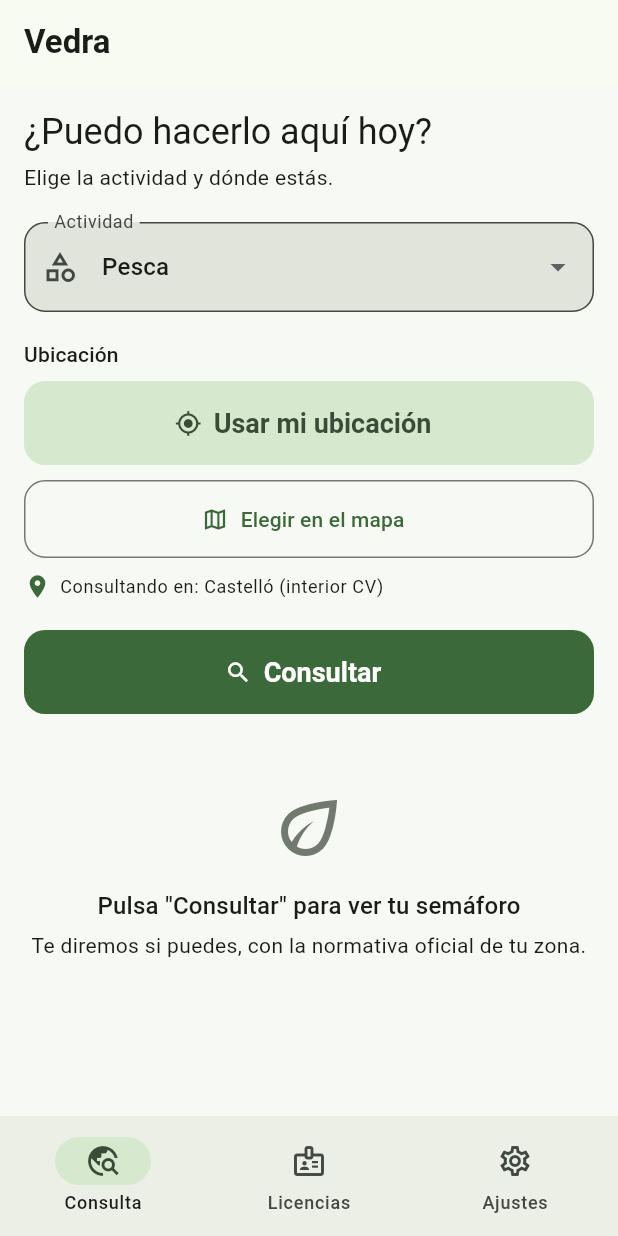
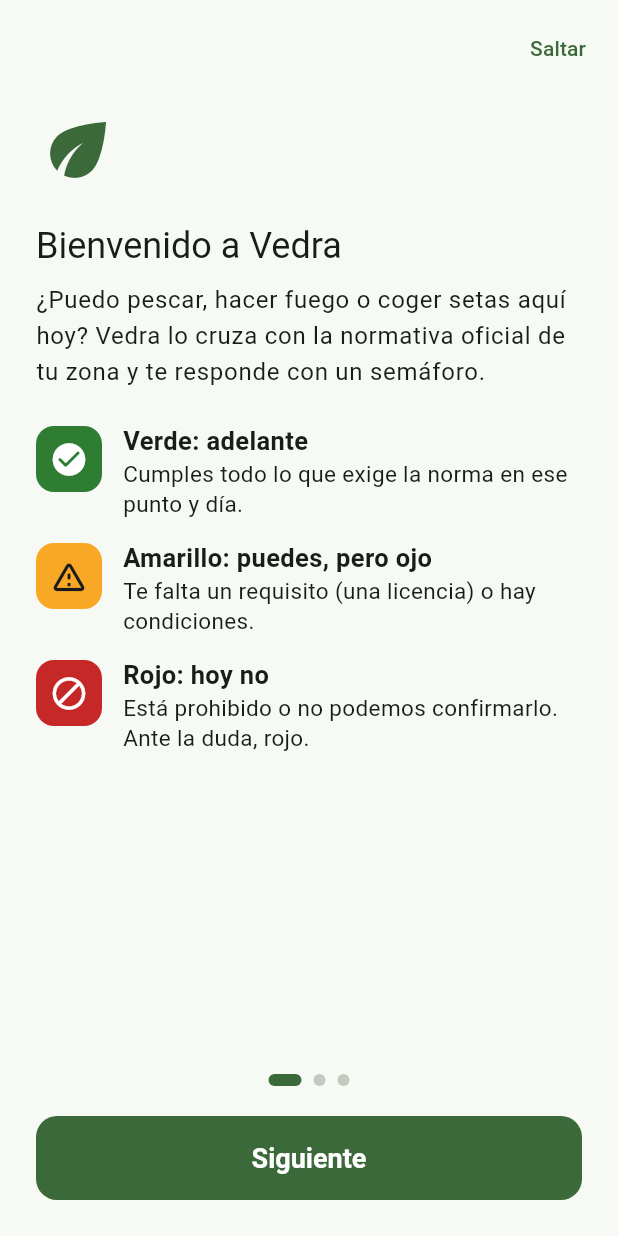
Before and after one commit to mbortg995/vedra, a Flutter app: the screen it shows after launch, on a phone screen of 412 x 824 dp. Run offline on Flutter 3.47's test engine with Material 3 defaults, Android fonts, the phone set to English and light mode, and no system bars; our stand-ins replace flutter_map, geolocator, latlong2, shared_preferences.

Commit message:
feat(app): onboarding de primer arranque (#11)
Primer arranque con 3 pantallas breves, saltable en cualquier momento:
- Bienvenida + explicación del semáforo (verde/amarillo/rojo, "ante la duda rojo").
- Elección de actividades de interés (chips: pesca, fuego, quema, setas).
- Permiso de ubicación justificado en contexto, presentando el flujo final
  (GPS + elegir en el mapa) sin forzarlo.

Persistencia local con shared_preferences (si hay onboarding visto, y las
actividades de interés). El arranque decide onboarding vs. app; si las
preferencias fallan, no bloquea: cae al onboarding (primer uso).

La consulta preselecciona la primera actividad de interés. Ajustes pasa a ser
funcional: edita las actividades y permite repetir la presentación (cumple el
criterio de "cambiar luego en ajustes" del issue #11).

Catálogo de actividades unificado en actividades.dart (antes duplicado), con
selector de chips reutilizado por onboarding y ajustes. Modelos tipados, sin
acceso dinámico a mapas en el árbol de widgets (gotcha dart2js).

Verificado: flutter analyze + test (3 en verde) + build web release, y las 3
pantallas, la preselección de actividad y Ajustes revisados en el navegador.

Co-Authored-By: Claude Opus 4.8 <noreply@anthropic.com>

```diff
--- a/app/lib/main.dart
+++ b/app/lib/main.dart
@@ -1,4 +1,7 @@
 import 'package:flutter/material.dart';
+import 'actividades.dart';
+import 'preferencias.dart';
+import 'pantalla_onboarding.dart';
 import 'theme.dart';
 import 'pantalla_consulta.dart';
 
@@ -12,8 +15,52 @@ class VedraApp extends StatelessWidget {
       title: 'Vedra',
       debugShowCheckedModeBanner: false,
       theme: VedraTheme.light(),
-      home: const InicioVedra(),
+      home: const _Arranque(),
     );
+  }
+}
+
+/// Decide qué mostrar en el primer frame: onboarding si es el primer arranque,
+/// la app si ya se vio. Mientras carga la preferencia, un splash mínimo.
+class _Arranque extends StatefulWidget {
+  const _Arranque();
+  @override
+  State<_Arranque> createState() => _ArranqueState();
+}
+
+class _ArranqueState extends State<_Arranque> {
+  bool? _mostrarOnboarding;
+
+  @override
+  void initState() {
+    super.initState();
+    _cargar();
+  }
+
+  Future<void> _cargar() async {
+    bool completo;
+    try {
+      completo = await Preferencias.onboardingCompleto();
+    } catch (e) {
+      // Si las preferencias fallan, no bloqueamos el arranque: mostramos el
+      // onboarding (comportamiento del primer uso) en vez de colgarnos.
+      debugPrint('Preferencias no disponibles: $e');
+      completo = false;
+    }
+    if (mounted) setState(() => _mostrarOnboarding = !completo);
+  }
+
+  @override
+  Widget build(BuildContext context) {
+    if (_mostrarOnboarding == null) {
+      return const Scaffold(body: Center(child: CircularProgressIndicator()));
+    }
+    if (_mostrarOnboarding!) {
+      return PantallaOnboarding(
+        onListo: () => setState(() => _mostrarOnboarding = false),
+      );
+    }
+    return const InicioVedra();
   }
 }
 
@@ -31,7 +78,7 @@ class _InicioVedraState extends State<InicioVedra> {
   static const _paginas = [
     ConsultaTab(),
     _LicenciasTab(),
-    _AjustesTab(),
+    AjustesTab(),
   ];
 
   @override
@@ -77,14 +124,82 @@ class _LicenciasTab extends StatelessWidget {
   }
 }
 
-class _AjustesTab extends StatelessWidget {
-  const _AjustesTab();
+/// Ajustes: por ahora, las actividades de interés (editables) y la opción de
+/// volver a ver la presentación. Es el sitio donde el usuario cambia lo que
+/// eligió en el onboarding (acceptación del issue #11).
+class AjustesTab extends StatefulWidget {
+  const AjustesTab({super.key});
+  @override
+  State<AjustesTab> createState() => _AjustesTabState();
+}
+
+class _AjustesTabState extends State<AjustesTab> {
+  Set<String> _actividades = {};
+  bool _cargado = false;
+
+  @override
+  void initState() {
+    super.initState();
+    _cargar();
+  }
+
+  Future<void> _cargar() async {
+    final a = await Preferencias.actividadesInteres();
+    if (mounted) {
+      setState(() {
+        _actividades = a.toSet();
+        _cargado = true;
+      });
+    }
+  }
+
+  Future<void> _guardar(Set<String> nueva) async {
+    setState(() => _actividades = nueva);
+    await Preferencias.guardarActividadesInteres(nueva.toList());
+  }
+
+  Future<void> _repetirPresentacion() async {
+    await Preferencias.reiniciarOnboarding();
+    if (!mounted) return;
+    await Navigator.of(context).push(
+      MaterialPageRoute(
+        builder: (_) => PantallaOnboarding(
+          actividadesIniciales: _actividades.toList(),
+          onListo: () => Navigator.of(context).pop(),
+        ),
+      ),
+    );
+    // Al volver, recarga por si cambió la selección durante la presentación.
+    await _cargar();
+  }
+
   @override
   Widget build(BuildContext context) {
-    return const _Proximamente(
-      icono: Icons.settings_outlined,
-      titulo: 'Ajustes',
-      texto: 'Tus actividades de interés, avisos y preferencias de la app.',
+    if (!_cargado) {
+      return const Center(child: CircularProgressIndicator());
+    }
+    return SafeArea(
+      child: ListView(
+        padding: const EdgeInsets.all(20),
+        children: [
+          Text('Tus actividades', style: Theme.of(context).textTheme.titleLarge),
+          const SizedBox(height: 4),
+          Text('Las que te interesan aparecen a mano al consultar.',
+              style: Theme.of(context).textTheme.bodyMedium),
+          const SizedBox(height: 16),
+          SelectorActividades(seleccion: _actividades, onCambio: _guardar),
+          const SizedBox(height: 32),
+          const Divider(),
+          const SizedBox(height: 8),
+          ListTile(
+            contentPadding: EdgeInsets.zero,
+            leading: const Icon(Icons.slideshow_outlined),
+            title: const Text('Ver la presentación de nuevo'),
+            subtitle: const Text('Repasa cómo funciona el semáforo y los permisos.'),
+            onTap: _repetirPresentacion,
+          ),
+        ],
+      ),
     );
   }
 }
--- /dev/null
+++ b/app/lib/pantalla_onboarding.dart
@@ -0,0 +1,360 @@
+import 'package:flutter/material.dart';
+import 'actividades.dart';
+import 'preferencias.dart';
+import 'theme.dart';
+import 'ubicacion.dart';
+
+/// Primer arranque: 3 pantallas breves (bienvenida + semáforo, actividades de
+/// interés y permiso de ubicación justificado). Se puede saltar en cualquier
+/// momento y todo se cambia luego en Ajustes.
+///
+/// Al terminar (o saltar) guarda la selección, marca el onboarding como visto y
+/// llama a [onListo] para que el arranque muestre la app.
+class PantallaOnboarding extends StatefulWidget {
+  const PantallaOnboarding({
+    super.key,
+    required this.onListo,
+    this.actividadesIniciales = const [],
+  });
+  final VoidCallback onListo;
+
+  /// Actividades ya elegidas (al repetir la presentación desde Ajustes).
+  final List<String> actividadesIniciales;
+
+  @override
+  State<PantallaOnboarding> createState() => _PantallaOnboardingState();
+}
+
+class _PantallaOnboardingState extends State<PantallaOnboarding> {
+  final _controlador = PageController();
+  int _pagina = 0;
+  late Set<String> _actividades = widget.actividadesIniciales.toSet();
+  bool _permisoConcedido = false;
+  bool _pidiendoPermiso = false;
+
+  static const _ultima = 2;
+
+  @override
+  void dispose() {
+    _controlador.dispose();
+    super.dispose();
+  }
+
+  Future<void> _terminar() async {
+    await Preferencias.guardarActividadesInteres(_actividades.toList());
+    await Preferencias.marcarOnboardingCompleto();
+    if (mounted) widget.onListo();
+  }
+
+  void _siguiente() {
+    if (_pagina < _ultima) {
+      _controlador.nextPage(
+          duration: const Duration(milliseconds: 300), curve: Curves.easeOut);
+    } else {
+      _terminar();
+    }
+  }
+
+  Future<void> _pedirPermiso() async {
+    setState(() => _pidiendoPermiso = true);
+    final ok = await ServicioUbicacion.solicitarPermiso();
+    if (mounted) {
+      setState(() {
+        _permisoConcedido = ok;
+        _pidiendoPermiso = false;
+      });
+    }
+  }
+
+  @override
+  Widget build(BuildContext context) {
+    return Scaffold(
+      body: SafeArea(
+        child: Column(
+          children: [
+            // "Saltar" siempre visible en la parte superior (acceptación #11).
+            Align(
+              alignment: Alignment.centerRight,
+              child: Padding(
+                padding: const EdgeInsets.only(top: 8, right: 8),
+                child: TextButton(
+                  onPressed: _terminar,
+                  child: const Text('Saltar'),
+                ),
+              ),
+            ),
+            Expanded(
+              child: PageView(
+                controller: _controlador,
+                onPageChanged: (i) => setState(() => _pagina = i),
+                children: [
+                  const _PaginaBienvenida(),
+                  _PaginaActividades(
+                    seleccion: _actividades,
+                    onCambio: (s) => setState(() => _actividades = s),
+                  ),
+                  _PaginaUbicacion(
+                    concedido: _permisoConcedido,
+                    pidiendo: _pidiendoPermiso,
+                    onPermitir: _pedirPermiso,
+                  ),
+                ],
+              ),
+            ),
+            _Controles(
+              pagina: _pagina,
+              total: _ultima + 1,
+              onSiguiente: _siguiente,
+            ),
+          ],
+        ),
+      ),
+    );
+  }
+}
+
+/// Puntos de página + botón de avance (Siguiente / Empezar en la última).
+class _Controles extends StatelessWidget {
+  const _Controles(
+      {required this.pagina, required this.total, required this.onSiguiente});
+  final int pagina;
+  final int total;
+  final VoidCallback onSiguiente;
+
+  @override
+  Widget build(BuildContext context) {
+    final scheme = Theme.of(context).colorScheme;
+    final ultima = pagina == total - 1;
+    return Padding(
+      padding: const EdgeInsets.fromLTRB(24, 8, 24, 24),
+      child: Column(
+        children: [
+          Row(
+            mainAxisAlignment: MainAxisAlignment.center,
+            children: [
+              for (var i = 0; i < total; i++)
+                AnimatedContainer(
+                  duration: const Duration(milliseconds: 250),
+                  margin: const EdgeInsets.symmetric(horizontal: 4),
+                  width: i == pagina ? 22 : 8,
+                  height: 8,
+                  decoration: BoxDecoration(
+                    color: i == pagina ? scheme.primary : scheme.outlineVariant,
+                    borderRadius: BorderRadius.circular(4),
+                  ),
+                ),
+            ],
+          ),
+          const SizedBox(height: 20),
+          FilledButton(
+            onPressed: onSiguiente,
+            child: Text(ultima ? 'Empezar' : 'Siguiente'),
+          ),
+        ],
+      ),
+    );
+  }
+}
+
+/// Envoltorio común de página: icono, título grande y contenido, con scroll por
+/// si la fuente del sistema es muy grande (accesibilidad).
+class _Pagina extends StatelessWidget {
+  const _Pagina({
+    required this.icono,
+    required this.titulo,
+    required this.subtitulo,
+    required this.hijos,
+  });
+  final IconData icono;
+  final String titulo;
+  final String subtitulo;
+  final List<Widget> hijos;
+
+  @override
+  Widget build(BuildContext context) {
+    final theme = Theme.of(context);
+    return SingleChildScrollView(
+      padding: const EdgeInsets.symmetric(horizontal: 24, vertical: 8),
+      child: Column(
+        crossAxisAlignment: CrossAxisAlignment.start,
+        children: [
+          const SizedBox(height: 8),
+          Icon(icono, size: 56, color: theme.colorScheme.primary),
+          const SizedBox(height: 20),
+          Text(titulo, style: theme.textTheme.headlineSmall),
+          const SizedBox(height: 8),
+          Text(subtitulo, style: theme.textTheme.bodyLarge),
+          const SizedBox(height: 24),
+          ...hijos,
+        ],
+      ),
+    );
+  }
+}
+
+class _PaginaBienvenida extends StatelessWidget {
+  const _PaginaBienvenida();
+
+  @override
+  Widget build(BuildContext context) {
+    return _Pagina(
+      icono: Icons.eco,
+      titulo: 'Bienvenido a Vedra',
+      subtitulo:
+          '¿Puedo pescar, hacer fuego o coger setas aquí hoy? Vedra lo cruza '
+          'con la normativa oficial de tu zona y te responde con un semáforo.',
+      hijos: const [
+        _FilaSemaforo(
+          color: VedraTheme.verde,
+          icono: Icons.check_circle_rounded,
+          titulo: 'Verde: adelante',
+          texto: 'Cumples todo lo que exige la norma en ese punto y día.',
+        ),
+        _FilaSemaforo(
+          color: VedraTheme.amarillo,
+          icono: Icons.warning_amber_rounded,
+          titulo: 'Amarillo: puedes, pero ojo',
+          texto: 'Te falta un requisito (una licencia) o hay condiciones.',
+        ),
+        _FilaSemaforo(
+          color: VedraTheme.rojo,
+          icono: Icons.block_rounded,
+          titulo: 'Rojo: hoy no',
+          texto: 'Está prohibido o no podemos confirmarlo. Ante la duda, rojo.',
+        ),
+      ],
+    );
+  }
+}
+
+class _FilaSemaforo extends StatelessWidget {
+  const _FilaSemaforo({
+    required this.color,
+    required this.icono,
+    required this.titulo,
+    required this.texto,
+  });
+  final Color color;
+  final IconData icono;
+  final String titulo;
+  final String texto;
+
+  @override
+  Widget build(BuildContext context) {
+    return Padding(
+      padding: const EdgeInsets.only(bottom: 16),
+      child: Row(
+        crossAxisAlignment: CrossAxisAlignment.start,
+        children: [
+          Container(
+            width: 44,
+            height: 44,
+            decoration: BoxDecoration(
+              color: color,
+              borderRadius: BorderRadius.circular(12),
+            ),
+            child: Icon(icono, color: VedraTheme.sobreColor(_nombre(color)), size: 26),
+          ),
+          const SizedBox(width: 14),
+          Expanded(
+            child: Column(
+              crossAxisAlignment: CrossAxisAlignment.start,
+              children: [
+                Text(titulo,
+                    style: const TextStyle(
+                        fontSize: 17, fontWeight: FontWeight.bold, height: 1.2)),
+                const SizedBox(height: 2),
+                Text(texto, style: const TextStyle(fontSize: 15, height: 1.3)),
+              ],
+            ),
+          ),
+        ],
+      ),
+    );
+  }
+
+  // El contraste del texto sobre el color lo decide el tema por nombre.
+  String _nombre(Color c) => c == VedraTheme.amarillo ? 'amarillo' : 'verde';
+}
+
+class _PaginaActividades extends StatelessWidget {
+  const _PaginaActividades({required this.seleccion, required this.onCambio});
+  final Set<String> seleccion;
+  final ValueChanged<Set<String>> onCambio;
+
+  @override
+  Widget build(BuildContext context) {
+    return _Pagina(
+      icono: Icons.interests_outlined,
+      titulo: '¿Qué te interesa?',
+      subtitulo:
+          'Elige tus actividades para tenerlas a mano. Podrás cambiarlas '
+          'cuando quieras en Ajustes.',
+      hijos: [
+        SelectorActividades(seleccion: seleccion, onCambio: onCambio),
+      ],
+    );
+  }
+}
+
+class _PaginaUbicacion extends StatelessWidget {
+  const _PaginaUbicacion({
+    required this.concedido,
+    required this.pidiendo,
+    required this.onPermitir,
+  });
+  final bool concedido;
+  final bool pidiendo;
+  final VoidCallback onPermitir;
+
+  @override
+  Widget build(BuildContext context) {
+    final scheme = Theme.of(context).colorScheme;
+    return _Pagina(
+      icono: Icons.place_outlined,
+      titulo: 'Dónde estás importa',
+      subtitulo:
+          'Las normas cambian de un sitio a otro: comarca, coto, zona de '
+          'preemergencia… Necesitamos tu punto exacto para acertar.',
+      hijos: [
+        if (concedido)
+          Row(children: [
+            Icon(Icons.check_circle, color: VedraTheme.verde),
+            const SizedBox(width: 10),
+            const Expanded(
+              child: Text('Ubicación activada. Ya podemos localizarte con el GPS.',
+                  style: TextStyle(fontSize: 16)),
+            ),
+          ])
+        else
+          FilledButton.tonalIcon(
+            onPressed: pidiendo ? null : onPermitir,
+            icon: pidiendo
+                ? const SizedBox(
+                    width: 20, height: 20, child: CircularProgressIndicator(strokeWidth: 2))
+                : const Icon(Icons.my_location),
+            label: const Text('Permitir ubicación'),
+          ),
+        const SizedBox(height: 16),
+        Container(
+          padding: const EdgeInsets.all(14),
+          decoration: BoxDecoration(
+            color: scheme.surfaceContainerHighest,
+            borderRadius: BorderRadius.circular(14),
+          ),
+          child: Row(children: [
+            Icon(Icons.map_outlined, color: scheme.primary),
+            const SizedBox(width: 12),
+            const Expanded(
+              child: Text(
+                'Si prefieres no dar el GPS, siempre puedes elegir un punto en '
+                'el mapa al consultar.',
+                style: TextStyle(fontSize: 15, height: 1.3),
+              ),
+            ),
+          ]),
+        ),
+      ],
+    );
+  }
+}
--- /dev/null
+++ b/app/lib/preferencias.dart
@@ -0,0 +1,40 @@
+import 'package:shared_preferences/shared_preferences.dart';
+
+/// Preferencias locales del usuario (primer arranque y actividades de interés).
+///
+/// Persistencia sencilla en el dispositivo con `shared_preferences`. No guarda
+/// nada sensible: solo si ya se vio el onboarding y qué actividades le interesan
+/// al usuario, para preseleccionarlas en la consulta.
+class Preferencias {
+  static const _kOnboardingCompleto = 'onboarding_completo';
+  static const _kActividadesInteres = 'actividades_interes';
+
+  /// ¿Ya completó (o saltó) el usuario el onboarding alguna vez?
+  static Future<bool> onboardingCompleto() async {
+    final prefs = await SharedPreferences.getInstance();
+    return prefs.getBool(_kOnboardingCompleto) ?? false;
+  }
+
+  /// Marca el onboarding como visto para no volver a mostrarlo en el arranque.
+  static Future<void> marcarOnboardingCompleto() async {
+    final prefs = await SharedPreferences.getInstance();
+    await prefs.setBool(_kOnboardingCompleto, true);
+  }
+
+  /// Vuelve a mostrar el onboarding en el próximo arranque ("repetir presentación").
+  static Future<void> reiniciarOnboarding() async {
+    final prefs = await SharedPreferences.getInstance();
+    await prefs.setBool(_kOnboardingCompleto, false);
+  }
+
+  /// Actividades marcadas como de interés (claves del catálogo). Puede estar vacía.
+  static Future<List<String>> actividadesInteres() async {
+    final prefs = await SharedPreferences.getInstance();
+    return prefs.getStringList(_kActividadesInteres) ?? const [];
+  }
+
+  static Future<void> guardarActividadesInteres(List<String> claves) async {
+    final prefs = await SharedPreferences.getInstance();
+    await prefs.setStringList(_kActividadesInteres, claves);
+  }
+}
--- a/app/pubspec.yaml
+++ b/app/pubspec.yaml
@@ -39,6 +39,7 @@ dependencies:
   geolocator: ^14.0.3
   flutter_map: ^8.3.1
   latlong2: ^0.10.1
+  shared_preferences: ^2.5.5
 
 dev_dependencies:
   flutter_test:
```
Also changed, not shown: app/lib/actividades.dart (added, +79 -0 lines), app/lib/pantalla_consulta.dart (+20 -8 lines), app/lib/ubicacion.dart (+12 -0 lines), app/pubspec.lock, 1 other file.
